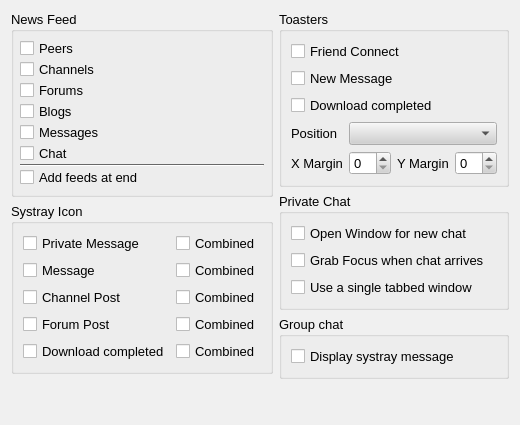
The window that retroshare-gui/src/gui/settings/NotifyPage.ui (RetroShare/RetroShare) describes before a commit, drawn with Qt 5.
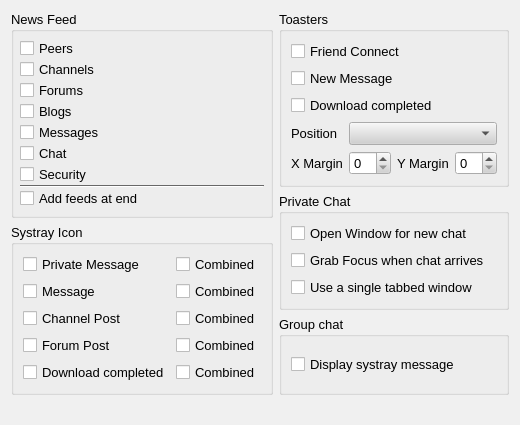
The same window after the commit.

Commit message: Added a new checbox in the settings (NotifyPage) to enable/disable the new SecurityItem. It is enabled by default, but all existing users need to enable it. Added new buttons to SecurityItem to add/remove the peer and view peer details. Added new call to notifyListChange with NOTIFY_LIST_FRIENDS in AuthGPGimpl::AllowConnection. Fixed german language.

```diff
--- a/retroshare-gui/src/gui/settings/NotifyPage.ui
+++ b/retroshare-gui/src/gui/settings/NotifyPage.ui
@@ -6,7 +6,7 @@
    <rect>
     <x>0</x>
     <y>0</y>
-    <width>427</width>
+    <width>516</width>
     <height>425</height>
    </rect>
   </property>
@@ -558,6 +558,13 @@
             </property>
            </widget>
           </item>
+          <item>
+           <widget class="QCheckBox" name="notify_Security">
+            <property name="text">
+             <string>Security</string>
+            </property>
+           </widget>
+          </item>
           <item>
            <widget class="Line" name="line">
             <property name="orientation">
```
The commit also changes 16 other files.
